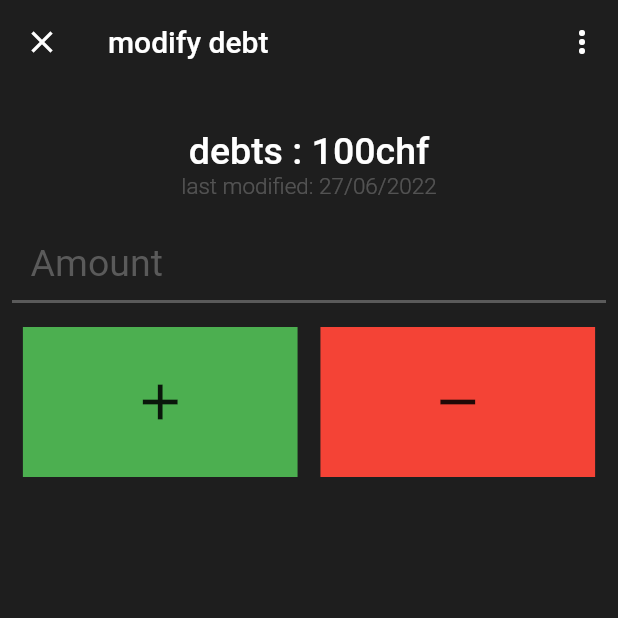
After one commit to bruhtazor/debtsTracker, a Flutter app: the screen it shows after launch, after a tap on "jeremy pernel", on a phone screen of 412 x 824 dp, the top half of it. The commit adds this screen. Run offline on Flutter 3.47's test engine with Material 2 defaults, Android fonts, the phone set to English and light mode, and no system bars.

Commit message:
made page to modify the debt tracker

```diff
--- /dev/null
+++ b/debts_tracker/lib/detailed_widget.dart
@@ -0,0 +1,120 @@
+import 'package:debts_tracker/modify_widget_page.dart';
+import 'package:flutter/material.dart';
+
+class ModifyDebt extends StatefulWidget {
+  const ModifyDebt({Key? key}) : super(key: key);
+
+  @override
+  State<ModifyDebt> createState() => _ModifyDebtState();
+}
+
+class _ModifyDebtState extends State<ModifyDebt> {
+  @override
+  Widget build(BuildContext context) {
+    return Scaffold(
+      appBar: AppBar(
+        title: const Text("modify debt"),
+        backgroundColor: Colors.transparent,
+        elevation: 0,
+        automaticallyImplyLeading: false,
+        leading: IconButton(
+          onPressed: () {
+            Navigator.of(context).pop();
+          },
+          icon: const Icon(Icons.clear),
+        ),
+        actions: [
+          IconButton(
+            onPressed: () {
+              Navigator.of(context).push(
+                MaterialPageRoute(
+                  builder: (BuildContext context) {
+                    return const ModifyWidgetPage();
+                  },
+                ),
+              );
+            },
+            icon: const Icon(Icons.more_vert),
+          ),
+        ],
+      ),
+      body: Center(
+        child: Padding(
+          padding: const EdgeInsets.only(top: 30.0),
+          child: SizedBox(
+            child: Column(
+              children: [
+                const Text(
+                  "debts : 100chf",
+                  style: TextStyle(
+                      color: Colors.white,
+                      fontSize: 25,
+                      fontWeight: FontWeight.w500),
+                ),
+                const Text(
+                  "last modified: 27/06/2022",
+                  style: TextStyle(
+                      color: Color.fromARGB(60, 255, 255, 255),
+                      fontSize: 15,
+                      fontWeight: FontWeight.w300),
+                ),
+                Padding(
+                  padding: const EdgeInsets.symmetric(
+                      horizontal: 8.0, vertical: 16.0),
+                  child: TextFormField(
+                    keyboardType: TextInputType.number,
+                    style: const TextStyle(color: Colors.white, fontSize: 20),
+                    decoration: const InputDecoration(
+                      hintText: "  Amount",
+                      hintStyle: TextStyle(
+                          color: Color.fromARGB(255, 90, 90, 90),
+                          fontSize: 25,
+                          fontWeight: FontWeight.w400),
+                    ),
+                  ),
+                ),
+                Row(
+                  mainAxisAlignment: MainAxisAlignment.spaceEvenly,
+                  children: [
+                    GestureDetector(
+                      behavior: HitTestBehavior.opaque,
+                      onTap: () {
+                        ScaffoldMessenger.of(context)
+                            .showSnackBar(const SnackBar(content: Text('yup')));
+                      },
+                      child: Container(
+                        width: (MediaQuery.of(context).size.height) / 4.5,
+                        height: 100,
+                        color: Colors.green,
+                        child: const Icon(
+                          Icons.add,
+                          size: 40.0,
+                        ),
+                      ),
+                    ),
+                    GestureDetector(
+                      behavior: HitTestBehavior.opaque,
+                      onTap: () {
+                        ScaffoldMessenger.of(context).showSnackBar(
+                            const SnackBar(content: Text('nope')));
+                      },
+                      child: Container(
+                        width: (MediaQuery.of(context).size.height) / 4.5,
+                        height: 100,
+                        color: Colors.red,
+                        child: const Icon(
+                          Icons.remove,
+                          size: 40.0,
+                        ),
+                      ),
+                    ),
+                  ],
+                )
+              ],
+            ),
+          ),
+        ),
+      ),
+    );
+  }
+}
--- a/debts_tracker/lib/main.dart
+++ b/debts_tracker/lib/main.dart
@@ -3,7 +3,7 @@ import 'package:flutter/material.dart';
 import 'overview_widget.dart';
 
 void main() {
-  runApp(MyApp());
+  runApp(const MyApp());
 }
 
 class MyApp extends StatelessWidget {
--- a/debts_tracker/lib/overview_widget.dart
+++ b/debts_tracker/lib/overview_widget.dart
@@ -1,3 +1,4 @@
+import 'package:debts_tracker/detailed_widget.dart';
 import 'package:flutter/material.dart';
 
 class OverviewWidget extends StatefulWidget {
@@ -10,7 +11,18 @@ class OverviewWidget extends StatefulWidget {
 class _OverviewWidgetState extends State<OverviewWidget> {
   @override
   Widget build(BuildContext context) {
-    return Container(
+    return GestureDetector(
+      behavior: HitTestBehavior.opaque,
+      onTap: () {
+        Navigator.of(context).push(
+          MaterialPageRoute(
+            builder: (BuildContext context) {
+              return const ModifyDebt();
+            },
+          ),
+        );
+      },
+      child: Container(
         width: (MediaQuery.of(context).size.height),
         height: 145,
         decoration: BoxDecoration(
@@ -62,6 +74,7 @@ class _OverviewWidgetState extends State<OverviewWidget> {
             ],
           ),
         ),
+      ),
     );
   }
 }
```
Also changed, not shown: debts_tracker/lib/form_widget.dart (+5 -5 lines), debts_tracker/lib/modify_widget_page.dart (added, +25 -0 lines). Lines whose indentation alone changed are shown as unchanged.
